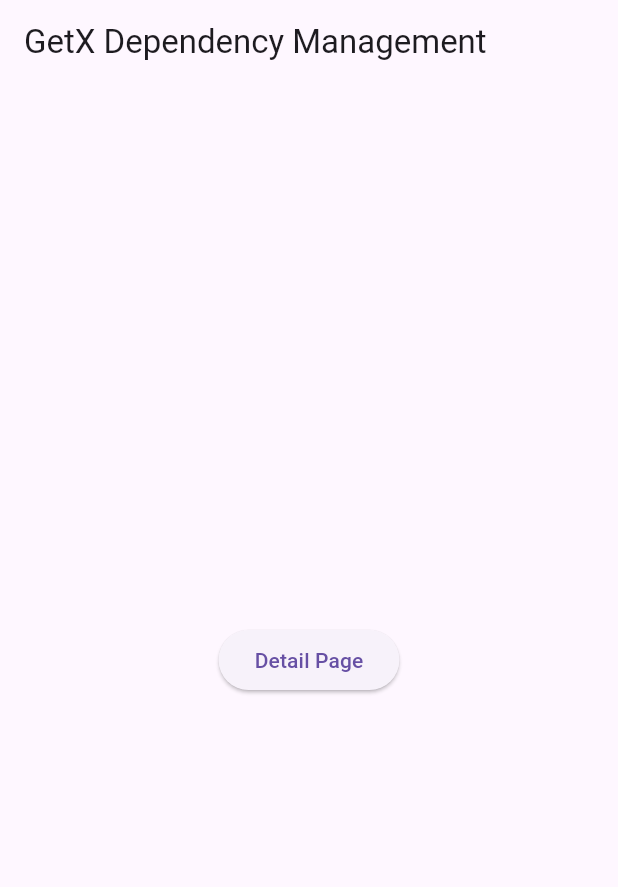
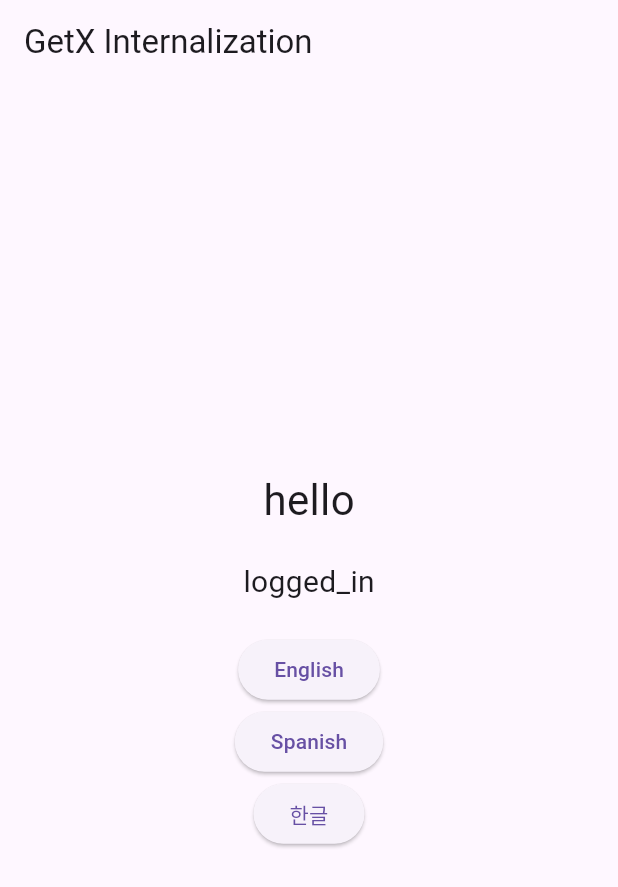
Before and after one commit to jsmile/getx_v463, a Flutter app: the screen it shows after launch, on a phone screen of 412 x 824 dp. Shown: the top 887 px of the screen. Run offline on Flutter 3.47's test engine with Material 3 defaults, Android fonts, the phone set to English and light mode, and no system bars; our stand-ins replace get; missing offline and left inert: ansicolor, dart:ffi.

Commit message:
begin GetX Internalization

```diff
--- a/lib/main.dart
+++ b/lib/main.dart
@@ -4,7 +4,8 @@ import 'package:flutter/material.dart';
 // import 'state_management/reactive_state_management.dart';
 // import 'state_management/simple_state_management.dart';
 // import 'getx_controller/view.dart';
-import 'dependency_mamagement/view.dart';
+// import 'dependency_mamagement/view.dart';
+import 'translations/translations_view.dart';
 
 void main() {
   // ansi color log 초기화
@@ -22,6 +23,9 @@ void main() {
   // // GetX Controller
   // runApp(const GetXControllerView());
 
-  // GetX Dependency Management
-  runApp(DepnedencyView());
+  // // GetX Dependency Management
+  // runApp(DepnedencyView());
+
+  // GetX TranslationView Management
+  runApp(TranslationView());
 }
--- /dev/null
+++ b/lib/translations/messages.dart
@@ -0,0 +1,19 @@
+import 'package:get/get.dart';
+
+class Messages extends Translations {
+  @override
+  Map<String, Map<String, String>> get keys => {
+        'en_US': {
+          'hello': 'Hello World',
+          'logged_in': 'logged in as @name \n email @email',
+        },
+        'es_ES': {
+          'hello': 'Hola Mundo',
+          'logged_in': 'inicio de sesión como @name \n e-mail electrónico',
+        },
+        'ko_KR': {
+          'hello': '안녕하세요?',
+          'logged_in': '@name 님이 로드인하였습니다 \n email @email',
+        },
+      };
+}
--- /dev/null
+++ b/lib/translations/translations_controller.dart
@@ -0,0 +1,12 @@
+import 'dart:ui';
+import 'package:get/get.dart';
+
+class MessageController extends GetxController {
+  void changeLanguage(String languageCode, String countryCode) {
+    // 지역 설정
+    //  ISO Language Code Table : http://www.lingoes.net/en/translator/langcode.htm
+    var locale = Locale(languageCode, countryCode);
+    // 지역(언어) 변환 실행
+    Get.updateLocale(locale);
+  }
+}
--- /dev/null
+++ b/lib/translations/translations_example.dart
@@ -0,0 +1,24 @@
+import 'package:flutter/material.dart';
+import 'package:get/get.dart';
+
+import './messages.dart';
+import './translations_view.dart';
+
+class TranslationsExample extends StatelessWidget {
+  const TranslationsExample({super.key});
+
+  @override
+  Widget build(BuildContext context) {
+    return GetMaterialApp(
+      // use coutom translation
+      translations: Messages(),
+      // translations will be displayed in that locale
+      locale: const Locale('en', 'US'),
+      // system locale
+      // locale: Get.deviceLocale,
+      // specify the fallback locale in case the system locale is not supported
+      fallbackLocale: const Locale('en', 'US'),
+      home: TranslationView(),
+    );
+  }
+}
--- /dev/null
+++ b/lib/translations/translations_view.dart
@@ -0,0 +1,66 @@
+import 'package:flutter/material.dart';
+import 'package:get/get.dart';
+
+import './translations_controller.dart';
+
+class TranslationView extends StatelessWidget {
+  TranslationView({super.key});
+
+  final messageController = Get.put(MessageController());
+
+  @override
+  Widget build(BuildContext context) {
+    var products = <String>[];
+
+    return MaterialApp(
+      home: Scaffold(
+        appBar: AppBar(
+          title: const Text('GetX Internalization'),
+        ),
+        body: Center(
+          child: Column(
+            mainAxisAlignment: MainAxisAlignment.center,
+            children: [
+              Text(
+                'hello'.tr, // 언어변환
+                style: const TextStyle(
+                  fontSize: 28,
+                ),
+              ),
+              const SizedBox(height: 20),
+              Text(
+                // 언어변환 시 param 전달
+                'logged_in'.trParams(
+                  {
+                    'name': 'World',
+                    'email': 'ruize@youtube.com',
+                  },
+                ),
+                style: const TextStyle(fontSize: 20),
+              ),
+              const SizedBox(height: 20),
+              ElevatedButton(
+                onPressed: () {
+                  messageController.changeLanguage('en', 'US');
+                },
+                child: const Text('English'),
+              ),
+              ElevatedButton(
+                onPressed: () {
+                  messageController.changeLanguage('es', 'es');
+                },
+                child: const Text('Spanish'),
+              ),
+              ElevatedButton(
+                onPressed: () {
+                  messageController.changeLanguage('ko', 'KR');
+                },
+                child: const Text('한글'),
+              ),
+            ],
+          ),
+        ),
+      ),
+    );
+  }
+}
```
